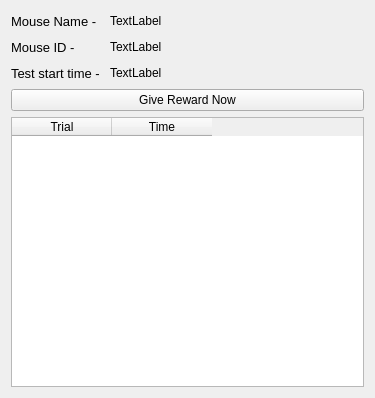
Qt form Python/gui/testwin.ui (yagarwal123/autonomouse) before a commit.
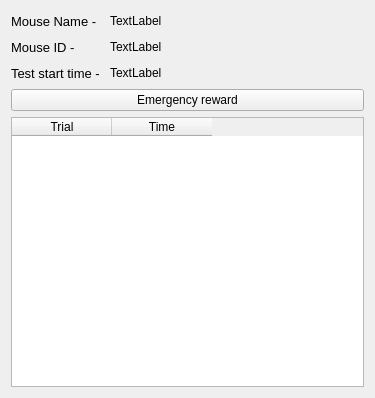
The same form after that commit.

Patch:
```diff
--- a/Python/gui/testwin.ui
+++ b/Python/gui/testwin.ui
@@ -113,7 +113,7 @@
    <item row="3" column="0" colspan="3">
     <widget class="QPushButton" name="rewardButton">
      <property name="text">
-      <string>Give Reward Now</string>
+      <string>Emergency reward</string>
      </property>
     </widget>
    </item>
```
